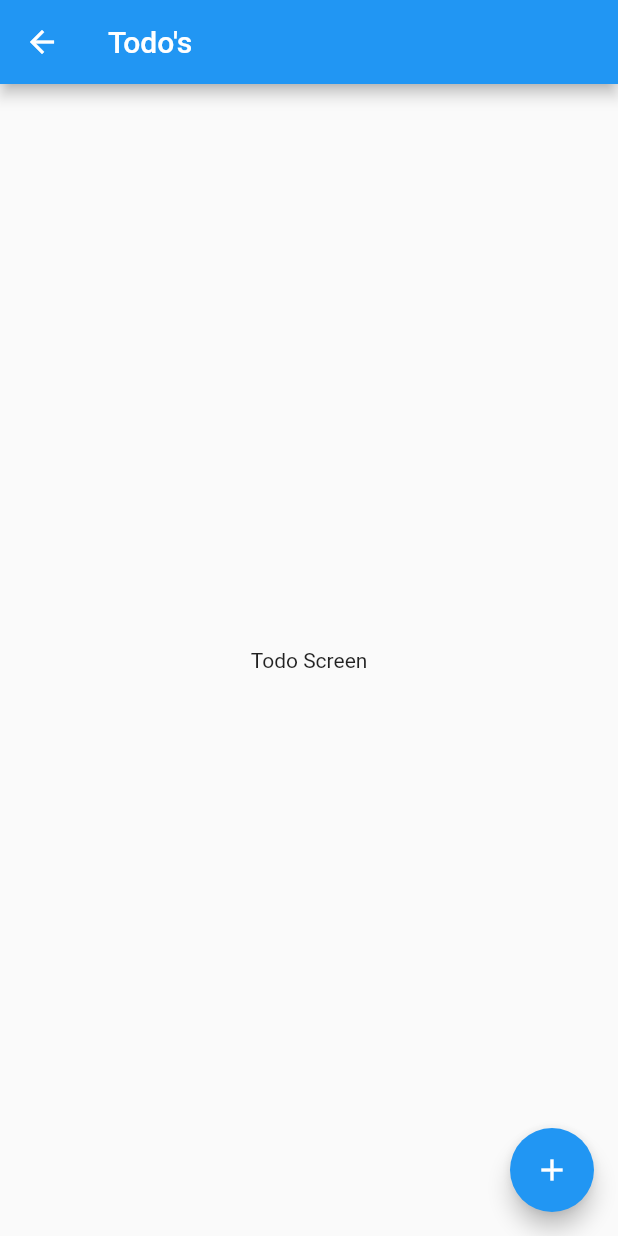
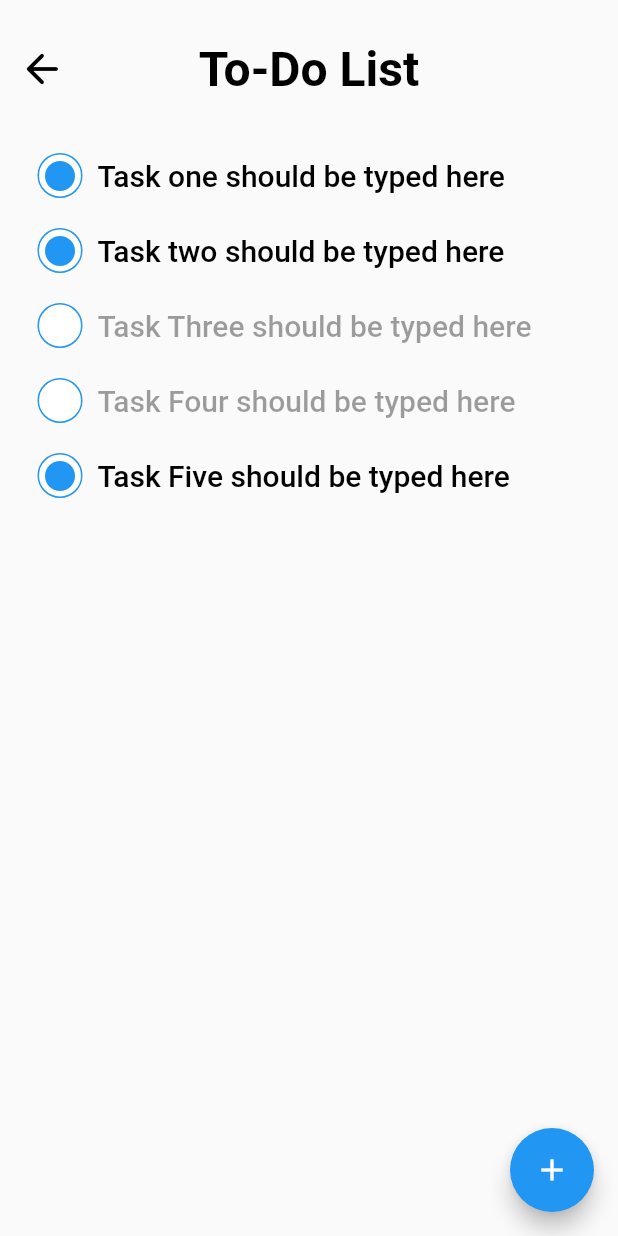
Before and after one commit to gdsc-jssstu/student_study_manager, a Flutter app: the TodoScreen screen opened by its route, on a phone screen of 412 x 824 dp. Run offline on Flutter 3.47's test engine with Material 2 defaults, Android fonts, the phone set to English and light mode, and no system bars; our stand-ins replace hive, hive_flutter; accounts and stored records are empty.

Commit message:
Implemented UI Dashboard / To-do List

```diff
--- a/lib/screens/todo_screen.dart
+++ b/lib/screens/todo_screen.dart
@@ -1,18 +1,58 @@
 import 'package:flutter/material.dart';
+import 'package:hacktober_fest_app/widgets/todo_screen_checker.dart';
 class TodoScreen extends StatelessWidget {
   static const routeName='/todo-screen';
+
+  const TodoScreen({super.key});
 
   @override
   Widget build(BuildContext context) {
     return Scaffold(
-      appBar: AppBar(title: Text("Todo\'s"),),
+      appBar: AppBar(
+        automaticallyImplyLeading: false,
+        leading: Padding(
+          padding: const EdgeInsets.all(9.0),
+          child: GestureDetector(
+            onTap: () {
+              Navigator.pop(context);
+            },
+            child: const Icon(
+              Icons.arrow_back_rounded,
+              size: 32,
+            ),
+          ),
+        ),
+        centerTitle: true,
+        toolbarHeight: 92,
+        backgroundColor: Colors.transparent,
+        foregroundColor: Colors.black,
+        elevation: 0,
+        shadowColor: Colors.transparent,
+        title: const Text(
+          "To-Do List",
+          style: TextStyle(
+            color: Colors.black,
+            fontSize: 32,
+            fontWeight: FontWeight.w600,
+          ),
+        ),
+      ),
       floatingActionButton: FloatingActionButton(
         child: Icon(Icons.add),
         onPressed: (){
           //TODO:Add new todo feature to be added
         },
       ),
-      body: Center(child: Text("Todo Screen"),),
+      body:Column(
+        children: [
+          CircularCheckBox(checked: true, onChange: (bool checked) {  }, str: "Task one should be typed here",),
+          CircularCheckBox(checked: true, onChange: (bool checked) {  }, str: "Task two should be typed here",),
+          CircularCheckBox(checked: false, onChange: (bool checked) {  }, str: "Task Three should be typed here",),
+          CircularCheckBox(checked: false, onChange: (bool checked) {  }, str: "Task Four should be typed here",),
+          CircularCheckBox(checked: true, onChange: (bool checked) {  }, str: "Task Five should be typed here",),
+        ],
+      ) ,
+
     );
   }
 }
--- /dev/null
+++ b/lib/widgets/todo_screen_checker.dart
@@ -0,0 +1,70 @@
+import 'package:flutter/material.dart';
+
+typedef OnChangeCallback = void Function(bool checked);
+
+class CircularCheckBox extends StatefulWidget {
+  Color color = Colors.white;
+  Color uncheckedColor = Colors.blue;
+  final bool checked;
+  final OnChangeCallback onChange;
+  double size = 30;
+  final String str;
+
+  CircularCheckBox({
+    super.key,
+    required this.checked,
+    required this.onChange,
+    required this.str,
+  });
+  @override
+  _CircularCheckBoxState createState() => _CircularCheckBoxState();
+}
+class _CircularCheckBoxState extends State<CircularCheckBox> {
+  @override
+  Widget build(BuildContext context) {
+    return Padding(
+      padding: const EdgeInsets.fromLTRB(25, 10, 25, 10),
+      child: Row(
+        children: [
+          InkWell(
+            onTap: () {
+              widget.onChange(!widget.checked);
+            },
+            child: Container(
+              width: widget.size,
+              height: widget.size,
+              decoration: BoxDecoration(
+                shape: BoxShape.circle,
+                border: Border.all(
+                  width: 1.0,
+                  color: widget.uncheckedColor,
+                ),
+                color: widget.checked
+                    ? widget.color
+                    : Colors.white,
+              ),
+              child: widget.checked
+                  ? const Center(
+                      child: Icon(
+                        Icons.circle,
+                        color: Colors.blue,
+                      ),
+                    )
+                  : const SizedBox.shrink(),
+            ),
+          ),
+          const SizedBox(
+            width: 10,
+          ),
+          Text(
+            widget.str,
+            style: TextStyle(
+              fontWeight: FontWeight.w500,
+              fontSize: 20,
+              color: widget.checked ? Colors.black:Colors.black38,
+            ),),
+        ],
+      ),
+    );
+  }
+}
```
Also changed, not shown: lib/screens/home_screen.dart (+56 -13 lines), lib/widgets/home_screen_card.dart (+29 -7 lines).
